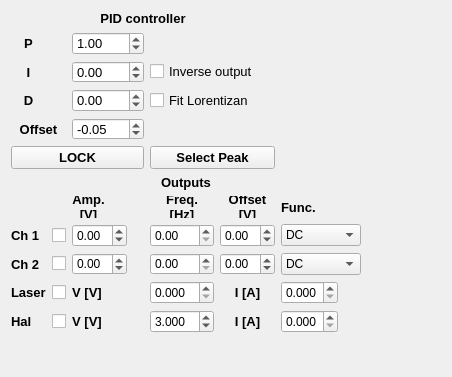
Before: the Qt Designer form widgets/scopeWidget/cavity_lock/outputsControl.ui in BarakDayanLab/GUI-Experiment, drawn with Qt 5.
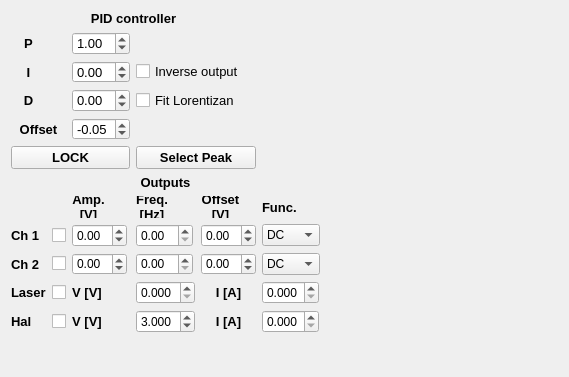
After: the same form once the commit is applied.

Commit message: Minor changes to UI so all controls will fit

```diff
--- a/widgets/scopeWidget/cavity_lock/outputsControl.ui
+++ b/widgets/scopeWidget/cavity_lock/outputsControl.ui
@@ -6,7 +6,7 @@
    <rect>
     <x>0</x>
     <y>0</y>
-    <width>452</width>
+    <width>569</width>
     <height>377</height>
    </rect>
   </property>
@@ -18,7 +18,7 @@
     <rect>
      <x>10</x>
      <y>10</y>
-     <width>352</width>
+     <width>311</width>
      <height>324</height>
     </rect>
    </property>
@@ -39,7 +39,14 @@
      <number>1</number>
     </property>
     <item row="9" column="3">
-     <widget class="QDoubleSpinBox" name="doubleSpinBox_ch2OutFreq"/>
+     <widget class="QDoubleSpinBox" name="doubleSpinBox_ch2OutFreq">
+      <property name="sizePolicy">
+       <sizepolicy hsizetype="Fixed" vsizetype="Fixed">
+        <horstretch>0</horstretch>
+        <verstretch>0</verstretch>
+       </sizepolicy>
+      </property>
+     </widget>
     </item>
     <item row="4" column="0" colspan="2">
      <widget class="QLabel" name="label_5">
@@ -76,6 +83,12 @@
     </item>
     <item row="8" column="4">
      <widget class="QDoubleSpinBox" name="doubleSpinBox_ch1OutOffset">
+      <property name="sizePolicy">
+       <sizepolicy hsizetype="Fixed" vsizetype="Fixed">
+        <horstretch>0</horstretch>
+        <verstretch>0</verstretch>
+       </sizepolicy>
+      </property>
       <property name="minimum">
        <double>-7.000000000000000</double>
       </property>
@@ -145,23 +158,24 @@
       </property>
      </widget>
     </item>
-    <item row="3" column="3" colspan="3">
-     <widget class="QCheckBox" name="checkBox_fitLorentzian">
-      <property name="font">
-       <font>
-        <pointsize>10</pointsize>
-       </font>
-      </property>
-      <property name="text">
-       <string>Fit Lorentizan</string>
-      </property>
-     </widget>
-    </item>
     <item row="8" column="3">
-     <widget class="QDoubleSpinBox" name="doubleSpinBox_ch1OutFreq"/>
+     <widget class="QDoubleSpinBox" name="doubleSpinBox_ch1OutFreq">
+      <property name="sizePolicy">
+       <sizepolicy hsizetype="Fixed" vsizetype="Fixed">
+        <horstretch>0</horstretch>
+        <verstretch>0</verstretch>
+       </sizepolicy>
+      </property>
+     </widget>
     </item>
     <item row="7" column="4">
      <widget class="QLabel" name="label_35">
+      <property name="sizePolicy">
+       <sizepolicy hsizetype="Fixed" vsizetype="Preferred">
+        <horstretch>0</horstretch>
+        <verstretch>0</verstretch>
+       </sizepolicy>
+      </property>
       <property name="font">
        <font>
         <pointsize>10</pointsize>
@@ -269,6 +283,12 @@
     </item>
     <item row="8" column="1">
      <widget class="QCheckBox" name="checkBox_ch1OuputState">
+      <property name="sizePolicy">
+       <sizepolicy hsizetype="Fixed" vsizetype="Fixed">
+        <horstretch>0</horstretch>
+        <verstretch>0</verstretch>
+       </sizepolicy>
+      </property>
       <property name="text">
        <string/>
       </property>
@@ -297,21 +317,6 @@
       </property>
      </widget>
     </item>
-    <item row="2" column="3" colspan="3">
-     <widget class="QCheckBox" name="checkBox_lockInverse">
-      <property name="font">
-       <font>
-        <pointsize>10</pointsize>
-       </font>
-      </property>
-      <property name="text">
-       <string>Inverse output</string>
-      </property>
-      <property name="checked">
-       <bool>false</bool>
-      </property>
-     </widget>
-    </item>
     <item row="9" column="0">
      <widget class="QLabel" name="label_24">
       <property name="font">
@@ -438,6 +443,12 @@
     </item>
     <item row="8" column="0">
      <widget class="QLabel" name="label_23">
+      <property name="sizePolicy">
+       <sizepolicy hsizetype="Fixed" vsizetype="Preferred">
+        <horstretch>0</horstretch>
+        <verstretch>0</verstretch>
+       </sizepolicy>
+      </property>
       <property name="font">
        <font>
         <pointsize>10</pointsize>
@@ -452,6 +463,12 @@
     </item>
     <item row="1" column="2">
      <widget class="QDoubleSpinBox" name="doubleSpinBox_P">
+      <property name="sizePolicy">
+       <sizepolicy hsizetype="Fixed" vsizetype="Fixed">
+        <horstretch>0</horstretch>
+        <verstretch>0</verstretch>
+       </sizepolicy>
+      </property>
       <property name="font">
        <font>
         <pointsize>10</pointsize>
@@ -473,6 +490,12 @@
     </item>
     <item row="3" column="2">
      <widget class="QDoubleSpinBox" name="doubleSpinBox_D">
+      <property name="sizePolicy">
+       <sizepolicy hsizetype="Fixed" vsizetype="Fixed">
+        <horstretch>0</horstretch>
+        <verstretch>0</verstretch>
+       </sizepolicy>
+      </property>
       <property name="font">
        <font>
         <pointsize>10</pointsize>
@@ -515,6 +538,12 @@
     </item>
     <item row="2" column="2">
      <widget class="QDoubleSpinBox" name="doubleSpinBox_I">
+      <property name="sizePolicy">
+       <sizepolicy hsizetype="Fixed" vsizetype="Fixed">
+        <horstretch>0</horstretch>
+        <verstretch>0</verstretch>
+       </sizepolicy>
+      </property>
       <property name="font">
        <font>
         <pointsize>10</pointsize>
@@ -533,6 +562,12 @@
     </item>
     <item row="7" column="3">
      <widget class="QLabel" name="label_25">
+      <property name="sizePolicy">
+       <sizepolicy hsizetype="Fixed" vsizetype="Preferred">
+        <horstretch>0</horstretch>
+        <verstretch>0</verstretch>
+       </sizepolicy>
+      </property>
       <property name="font">
        <font>
         <pointsize>10</pointsize>
@@ -551,6 +586,12 @@
     </item>
     <item row="10" column="3">
      <widget class="QDoubleSpinBox" name="doubleSpinBox_outVHalogen">
+      <property name="sizePolicy">
+       <sizepolicy hsizetype="Fixed" vsizetype="Fixed">
+        <horstretch>0</horstretch>
+        <verstretch>0</verstretch>
+       </sizepolicy>
+      </property>
       <property name="decimals">
        <number>3</number>
       </property>
@@ -567,16 +608,22 @@
     </item>
     <item row="4" column="2">
      <widget class="QDoubleSpinBox" name="doubleSpinBox_lockOffset">
+      <property name="sizePolicy">
+       <sizepolicy hsizetype="Fixed" vsizetype="Fixed">
+        <horstretch>0</horstretch>
+        <verstretch>0</verstretch>
+       </sizepolicy>
+      </property>
       <property name="font">
        <font>
         <pointsize>10</pointsize>
        </font>
       </property>
       <property name="minimum">
-       <double>-100.000000000000000</double>
+       <double>-80.000000000000000</double>
       </property>
       <property name="maximum">
-       <double>100.000000000000000</double>
+       <double>80.000000000000000</double>
       </property>
       <property name="singleStep">
        <double>0.001000000000000</double>
@@ -640,20 +687,6 @@
       </property>
      </widget>
     </item>
-    <item row="5" column="0" colspan="3">
-     <widget class="QPushButton" name="pushButton_StartLock">
-      <property name="font">
-       <font>
-        <pointsize>10</pointsize>
-        <weight>75</weight>
-        <bold>true</bold>
-       </font>
-      </property>
-      <property name="text">
-       <string>LOCK</string>
-      </property>
-     </widget>
-    </item>
     <item row="10" column="5">
      <widget class="QDoubleSpinBox" name="doubleSpinBox_outIHalogen">
       <property name="sizePolicy">
@@ -814,6 +847,47 @@
       </property>
      </widget>
     </item>
+    <item row="5" column="0" colspan="3">
+     <widget class="QPushButton" name="pushButton_StartLock">
+      <property name="font">
+       <font>
+        <pointsize>10</pointsize>
+        <weight>75</weight>
+        <bold>true</bold>
+       </font>
+      </property>
+      <property name="text">
+       <string>LOCK</string>
+      </property>
+     </widget>
+    </item>
+    <item row="2" column="3" colspan="2">
+     <widget class="QCheckBox" name="checkBox_lockInverse">
+      <property name="font">
+       <font>
+        <pointsize>10</pointsize>
+       </font>
+      </property>
+      <property name="text">
+       <string>Inverse output</string>
+      </property>
+      <property name="checked">
+       <bool>false</bool>
+      </property>
+     </widget>
+    </item>
+    <item row="3" column="3" colspan="2">
+     <widget class="QCheckBox" name="checkBox_fitLorentzian">
+      <property name="font">
+       <font>
+        <pointsize>10</pointsize>
+       </font>
+      </property>
+      <property name="text">
+       <string>Fit Lorentizan</string>
+      </property>
+     </widget>
+    </item>
    </layout>
   </widget>
  </widget>
```
